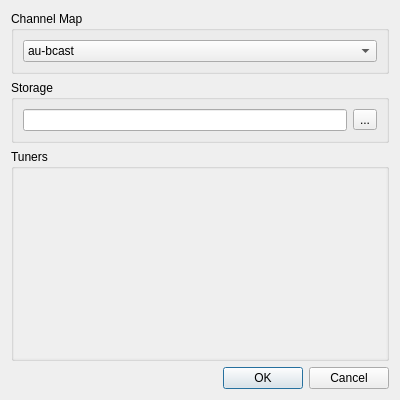
pkoshevoy/aeyae, file yaetv/yaePreferencesDialog.ui: the form before one commit.
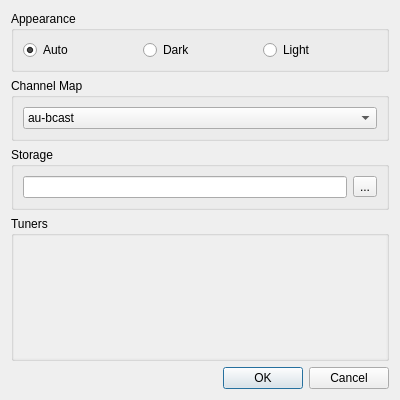
The form after the commit.

Commit message: Add auto/dark/light appearance override option

The edit to the form file:
```diff
--- a/yaetv/yaePreferencesDialog.ui
+++ b/yaetv/yaePreferencesDialog.ui
@@ -14,6 +14,48 @@
    <string>Preferences</string>
   </property>
   <layout class="QVBoxLayout" name="verticalLayout_4">
+   <item>
+    <widget class="QGroupBox" name="appeareanceGroupBox">
+     <property name="title">
+      <string>Appearance</string>
+     </property>
+     <layout class="QHBoxLayout" name="horizontalLayout_2">
+      <item>
+       <widget class="QRadioButton" name="radioButtonAuto">
+        <property name="text">
+         <string>Auto</string>
+        </property>
+        <property name="checked">
+         <bool>true</bool>
+        </property>
+        <attribute name="buttonGroup">
+         <string notr="true">appearanceButtonGroup</string>
+        </attribute>
+       </widget>
+      </item>
+      <item>
+       <widget class="QRadioButton" name="radioButtonDark">
+        <property name="text">
+         <string>Dark</string>
+        </property>
+        <attribute name="buttonGroup">
+         <string notr="true">appearanceButtonGroup</string>
+        </attribute>
+       </widget>
+      </item>
+      <item>
+       <widget class="QRadioButton" name="radioButtonLight">
+        <property name="text">
+         <string>Light</string>
+        </property>
+        <attribute name="buttonGroup">
+         <string notr="true">appearanceButtonGroup</string>
+        </attribute>
+       </widget>
+      </item>
+     </layout>
+    </widget>
+   </item>
    <item>
     <widget class="QGroupBox" name="groupBox">
      <property name="title">
```
Left out of the diff: 3 changed lines with no effect on the pictures. The commit also changes 5 other files.
